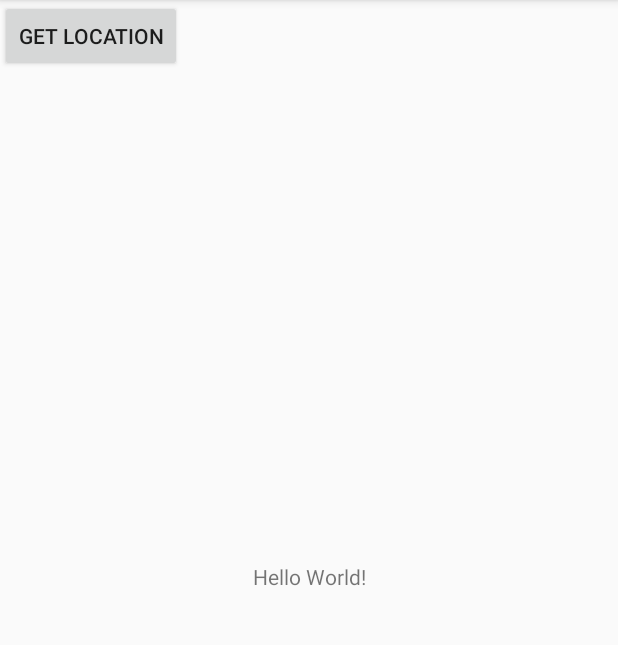
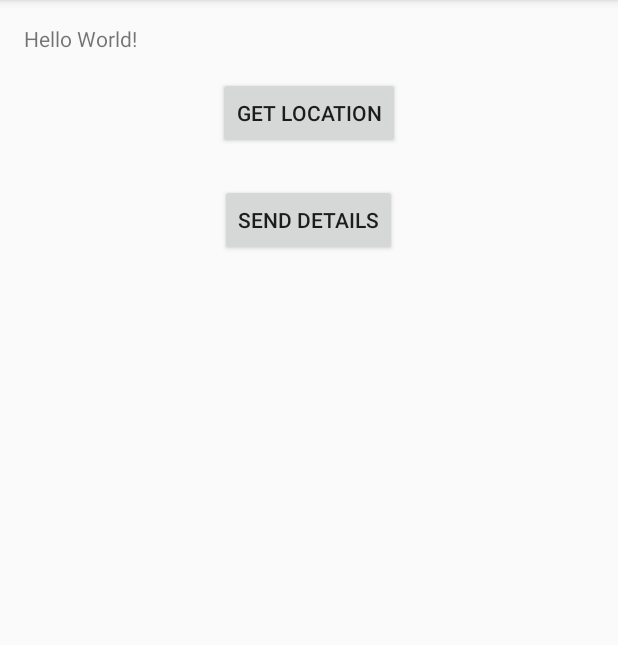
Before and after one commit to chandangs16/HackAZ, an Android app: the screen it shows after launch (MainActivity), on a phone screen of 412 x 824 dp, the part 84-729 px from its top. Run offline under Robolectric (Android 15) with nearby library versions, the phone set to English and light mode, and no system bars; libraries missing offline, so code that uses them is left out: com.amazonaws.mobileconnectors, com.amazonaws.services; 1 statement that could not run was skipped.

```diff
--- /dev/null
+++ b/app/src/main/java/com/amazonaws/mobile/api/idplg6j118m7/UserDetailsMobileHubClient.java
@@ -0,0 +1,32 @@
+/*
+ * Copyright 2010-2016 Amazon.com, Inc. or its affiliates. All Rights Reserved.
+ *
+ * Licensed under the Apache License, Version 2.0 (the "License").
+ * You may not use this file except in compliance with the License.
+ * A copy of the License is located at
+ *
+ *  http://aws.amazon.com/apache2.0
+ *
+ * or in the "license" file accompanying this file. This file is distributed
+ * on an "AS IS" BASIS, WITHOUT WARRANTIES OR CONDITIONS OF ANY KIND, either
+ * express or implied. See the License for the specific language governing
+ * permissions and limitations under the License.
+ */
+
+package com.amazonaws.mobile.api.idplg6j118m7;
+
+import java.util.*;
+
+
+
+@com.amazonaws.mobileconnectors.apigateway.annotation.Service(endpoint = "https://plg6j118m7.execute-api.us-east-1.amazonaws.com/Development")
+public interface UserDetailsMobileHubClient {
+
+
+    /**
+     * A generic invoker to invoke any API Gateway endpoint.
+     * @param request
+     * @return ApiResponse
+     */
+    com.amazonaws.mobileconnectors.apigateway.ApiResponse execute(com.amazonaws.mobileconnectors.apigateway.ApiRequest request);
+}
--- a/app/src/main/res/layout/activity_main.xml
+++ b/app/src/main/res/layout/activity_main.xml
@@ -1,9 +1,14 @@
 <?xml version="1.0" encoding="utf-8"?>
-<android.support.constraint.ConstraintLayout xmlns:android="http://schemas.android.com/apk/res/android"
+<RelativeLayout xmlns:android="http://schemas.android.com/apk/res/android"
+
     xmlns:app="http://schemas.android.com/apk/res-auto"
     xmlns:tools="http://schemas.android.com/tools"
     android:layout_width="match_parent"
     android:layout_height="match_parent"
+    android:paddingBottom="@dimen/activity_vertical_margin"
+    android:paddingLeft="@dimen/activity_horizontal_margin"
+    android:paddingRight="@dimen/activity_horizontal_margin"
+    android:paddingTop="@dimen/activity_vertical_margin"
     tools:context="com.example.chandan.hackazapp.MainActivity">
 
     <TextView
@@ -23,4 +28,19 @@
         android:layout_centerHorizontal="true"
         android:layout_marginTop="35dp" />
 
-</android.support.constraint.ConstraintLayout>
+
+
+    <Button
+        android:layout_width="wrap_content"
+        android:layout_height="wrap_content"
+        android:text="Send Details"
+        android:id="@+id/send_details"
+        android:layout_alignTop="@+id/get_Loc"
+        android:layout_centerHorizontal="true"
+        android:layout_marginTop="71dp"
+        />
+
+
+
+
+</RelativeLayout>
--- /dev/null
+++ b/app/src/main/res/values/dimens.xml
@@ -0,0 +1,5 @@
+<resources>
+    <!-- Default screen margins, per the Android Design guidelines. -->
+    <dimen name="activity_horizontal_margin">16dp</dimen>
+    <dimen name="activity_vertical_margin">16dp</dimen>
+</resources>
```
Also changed, not shown: app/build.gradle (+12 -0 lines), app/src/main/java/com/amazonaws/mobile/api/idplg6j118m7/model/RequestSchema.java (added, +41 -0 lines), app/src/main/java/com/amazonaws/mobile/api/idplg6j118m7/model/ResponseSchema.java (added, +41 -0 lines), app/src/main/java/com/example/chandan/hackazapp/MainActivity.java (+89 -3 lines), app/src/main/java/com/example/chandan/hackazapp/ResponseClass.java (added, +24 -0 lines), app/src/main/java/com/example/chandan/hackazapp/UserDO.java (+4 -21 lines).
